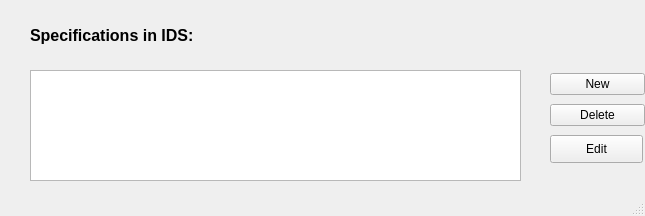
Before: the Qt Designer form GUI_Windows/idsEditor_spec_list.ui in ivanfelipeib/Masterarbeit, drawn with Qt 5.
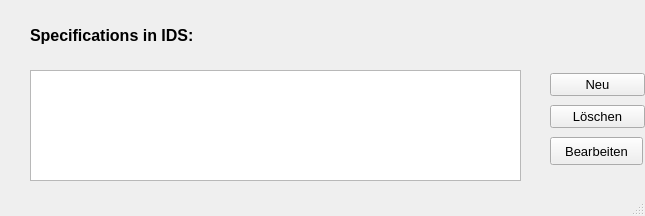
After: the same form once the commit is applied. Custom widgets are drawn as their Qt base class.

Commit message: Translate GUI with the exception of dropdown lists

Patch:
```diff
--- a/GUI_Windows/idsEditor_spec_list.ui
+++ b/GUI_Windows/idsEditor_spec_list.ui
@@ -57,15 +57,25 @@
     <layout class="QVBoxLayout" name="verticalLayout">
      <item>
       <widget class="QPushButton" name="btn_new_spec">
+       <property name="font">
+        <font>
+         <pointsize>10</pointsize>
+        </font>
+       </property>
        <property name="text">
-        <string>New</string>
+        <string>Neu</string>
        </property>
       </widget>
      </item>
      <item>
       <widget class="QPushButton" name="btn_delete_spec">
+       <property name="font">
+        <font>
+         <pointsize>10</pointsize>
+        </font>
+       </property>
        <property name="text">
-        <string>Delete</string>
+        <string>Löschen</string>
        </property>
       </widget>
      </item>
@@ -83,8 +93,13 @@
          <height>28</height>
         </size>
        </property>
+       <property name="font">
+        <font>
+         <pointsize>10</pointsize>
+        </font>
+       </property>
        <property name="text">
-        <string>Edit</string>
+        <string>Bearbeiten</string>
        </property>
       </widget>
      </item>
```
The commit also changes 15 other files.
